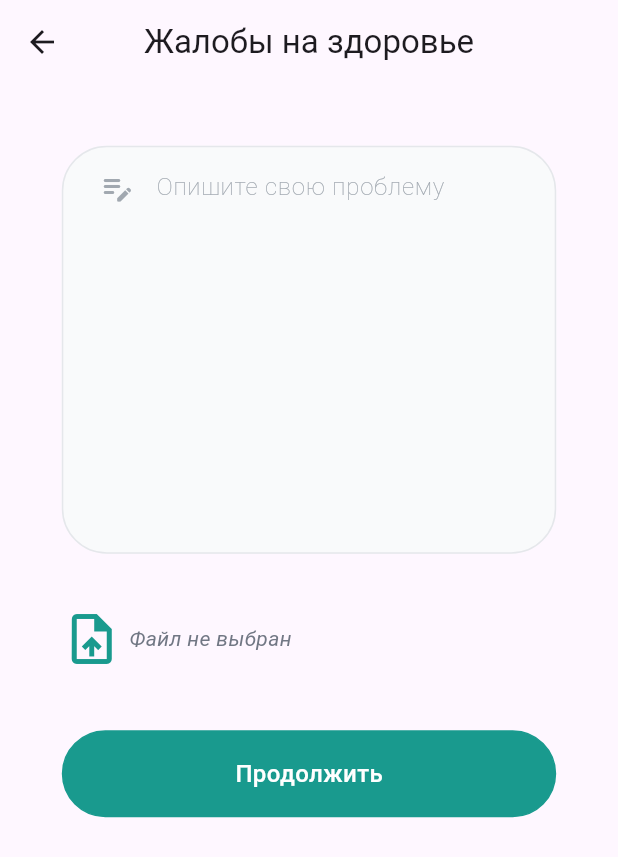
After one commit to IlyaStudent/MedicalApp, a Flutter app: the ComplaintsPage screen opened directly, on a phone screen of 412 x 824 dp. The commit adds this screen. Shown: the top 857 px of the screen. Run offline on Flutter 3.47's test engine with Material 3 defaults, Android fonts, the phone set to English and light mode, and no system bars; our stand-ins replace awesome_bottom_bar, cloud_firestore, equatable, file_picker, firebase_auth, firebase_core and 5 more; missing offline and left inert: yandex_mapkit; accounts and stored records are empty; Roboto replaces fonts that are missing (Montserrat).

Commit message:
Added health problem form

```diff
--- a/lib/components/doctor_card.dart
+++ b/lib/components/doctor_card.dart
@@ -1,6 +1,6 @@
 import 'package:flutter/material.dart';
 import 'package:medical_app/consts.dart';
-import 'package:medical_app/pages/nav_pages/search_pages/doctor_page.dart';
+import 'package:medical_app/pages/doctors_pages/doctor_page.dart';
 import 'package:medical_app/services/doctor.dart';
 
 class DoctorCard extends StatelessWidget {
--- a/lib/components/my_text_field.dart
+++ b/lib/components/my_text_field.dart
@@ -11,6 +11,7 @@ class MyTextField extends StatefulWidget {
   final bool visibilityState;
   final String? errorDesc;
   final bool searchBar;
+  final int maxLines;
   const MyTextField(
       {super.key,
       required this.prefixIcon,
@@ -20,7 +21,8 @@ class MyTextField extends StatefulWidget {
       this.visibilityState = false,
       this.searchBar = false,
       this.onChanged,
-      this.errorDesc});
+      this.errorDesc,
+      this.maxLines = 1});
 
   @override
   State<MyTextField> createState() =>
@@ -105,6 +107,7 @@ class _MyTextFieldState extends State<MyTextField> {
   Widget build(BuildContext context) {
     return Material(
       child: TextField(
+        maxLines: widget.maxLines,
         controller: widget.controller,
         obscureText: obscureText,
         cursorColor: accentColor,
@@ -112,18 +115,37 @@ class _MyTextFieldState extends State<MyTextField> {
           errorText: errorDesc,
           errorMaxLines: 1,
           focusedErrorBorder: OutlineInputBorder(
-            borderRadius: BorderRadius.circular(70),
+            borderRadius: BorderRadius.circular(30),
             borderSide: BorderSide(color: borderColor),
           ),
           errorBorder: OutlineInputBorder(
-            borderRadius: BorderRadius.circular(70),
+            borderRadius: BorderRadius.circular(30),
             borderSide: BorderSide(color: borderColor),
           ),
-          prefixIcon: Padding(
-            padding: const EdgeInsets.only(left: 25, right: 10),
-            child: Icon(
-              widget.prefixIcon,
-              color: prefixColor,
+
+          // Padding(
+          //   padding: EdgeInsets.only(bottom: 5.0),
+          //   child: Align(
+          //     alignment: Alignment.bottomCenter,
+          //     widthFactor: 1.0,
+          //     heightFactor: 1.0,
+          //     child: Icon(
+          //     widget.prefixIcon,
+          //     color: prefixColor,
+          //   ),
+          //   ),
+          // ),
+          prefixIcon: Align(
+            alignment:
+                (widget.maxLines != 1) ? Alignment.topLeft : Alignment.center,
+            widthFactor: 1.0,
+            heightFactor: widget.maxLines.toDouble(),
+            child: Padding(
+              padding: const EdgeInsets.only(left: 25, right: 10),
+              child: Icon(
+                widget.prefixIcon,
+                color: prefixColor,
+              ),
             ),
           ),
           suffixIcon: (widget.visibilityState == true)
@@ -148,11 +170,11 @@ class _MyTextFieldState extends State<MyTextField> {
           hintStyle:
               const TextStyle(color: hintColor, fontWeight: FontWeight.w200),
           enabledBorder: OutlineInputBorder(
-            borderRadius: BorderRadius.circular(70),
+            borderRadius: BorderRadius.circular(30),
             borderSide: BorderSide(color: borderColor),
           ),
           focusedBorder: OutlineInputBorder(
-            borderRadius: BorderRadius.circular(70),
+            borderRadius: BorderRadius.circular(30),
             borderSide: BorderSide(color: borderColor),
           ),
         ),
--- /dev/null
+++ b/lib/pages/doctors_pages/complaints_page.dart
@@ -0,0 +1,94 @@
+import 'dart:io';
+import 'package:file_picker/file_picker.dart';
+import 'package:flutter/material.dart';
+import 'package:medical_app/components/button.dart';
+import 'package:medical_app/components/my_text_field.dart';
+import 'package:medical_app/consts.dart';
+
+class ComplaintsPage extends StatefulWidget {
+  final Function(String, String)? onBtnClick;
+  const ComplaintsPage({super.key, this.onBtnClick});
+
+  @override
+  State<ComplaintsPage> createState() => _ComplaintsPageState();
+}
+
+class _ComplaintsPageState extends State<ComplaintsPage> {
+  TextEditingController problemDescController = TextEditingController();
+  String problemAttached = "Файл не выбран";
+  String problemFile = "";
+
+  @override
+  Widget build(BuildContext context) {
+    return Scaffold(
+      appBar: AppBar(
+        title: const Text("Жалобы на здоровье"),
+        centerTitle: true,
+      ),
+      body: SingleChildScrollView(
+        physics: const NeverScrollableScrollPhysics(),
+        child: Padding(
+          padding: EdgeInsets.symmetric(
+            horizontal: MediaQuery.sizeOf(context).width * 0.1,
+            vertical: MediaQuery.sizeOf(context).height * 0.05,
+          ),
+          child: Column(
+            children: [
+              MyTextField(
+                prefixIcon: Icons.edit_note_rounded,
+                hintText: "Опишите свою проблему",
+                controller: problemDescController,
+                maxLines: 10,
+              ),
+              SizedBox(
+                height: MediaQuery.sizeOf(context).height * 0.02,
+              ),
+              GestureDetector(
+                onTap: () async {
+                  FilePickerResult? result =
+                      await FilePicker.platform.pickFiles();
+                  if (result != null && result.files.single.path != null) {
+                    File file = File(result.files.single.path!);
+                    problemFile = file.path;
+
+                    setState(() {
+                      problemAttached = result.files.first.name;
+                    });
+                  }
+                },
+                child: Row(
+                  children: [
+                    const Icon(
+                      size: 40,
+                      Icons.upload_file_outlined,
+                      color: accentColor,
+                    ),
+                    const SizedBox(
+                      width: 5,
+                    ),
+                    Text(
+                      problemAttached,
+                      style: const TextStyle(
+                          color: subheadingTextColor,
+                          fontStyle: FontStyle.italic),
+                    ),
+                  ],
+                ),
+              ),
+              SizedBox(
+                height: MediaQuery.sizeOf(context).height * 0.05,
+              ),
+              Button(
+                  btnBackground: accentColor,
+                  btnColor: Colors.white,
+                  btnText: "Продолжить",
+                  onTap: () {
+                    widget.onBtnClick!(problemFile, problemDescController.text);
+                  }),
+            ],
+          ),
+        ),
+      ),
+    );
+  }
+}
--- a/lib/pages/home.dart
+++ b/lib/pages/home.dart
@@ -5,7 +5,7 @@ import 'package:medical_app/consts.dart';
 import 'package:awesome_bottom_bar/widgets/inspired/inspired.dart';
 import 'package:medical_app/pages/nav_pages/account_page.dart';
 import 'package:medical_app/pages/nav_pages/appointments_page.dart';
-import 'package:medical_app/pages/nav_pages/doctors_page.dart';
+import 'package:medical_app/pages/doctors_pages/doctors_page.dart';
 import 'package:medical_app/pages/nav_pages/home_page.dart';
 import 'package:medical_app/pages/nav_pages/hospitals/hospitals_page.dart';
 
--- a/pubspec.yaml
+++ b/pubspec.yaml
@@ -47,6 +47,7 @@ dependencies:
   firebase_storage: ^11.7.0
   intl: ^0.19.0
   readmore: ^3.0.0
+  file_picker: ^8.0.0+1
 
 dev_dependencies:
   flutter_test:
```
Also changed, not shown: lib/pages/doctors_pages/appoint_info.dart (added, +57 -0 lines), lib/pages/doctors_pages/appointment_page.dart (added, +25 -0 lines), lib/pages/doctors_pages/comp_or_appoint.dart (added, +46 -0 lines), lib/pages/doctors_pages/doctor_page.dart (renamed from lib/pages/nav_pages/search_pages/doctor_page.dart, +24 -1 lines), lib/pages/nav_pages/home_page.dart (+5 -13 lines), lib/pages/doctors_pages/doctors_page.dart (renamed from lib/pages/nav_pages/doctors_page.dart), pubspec.lock.
